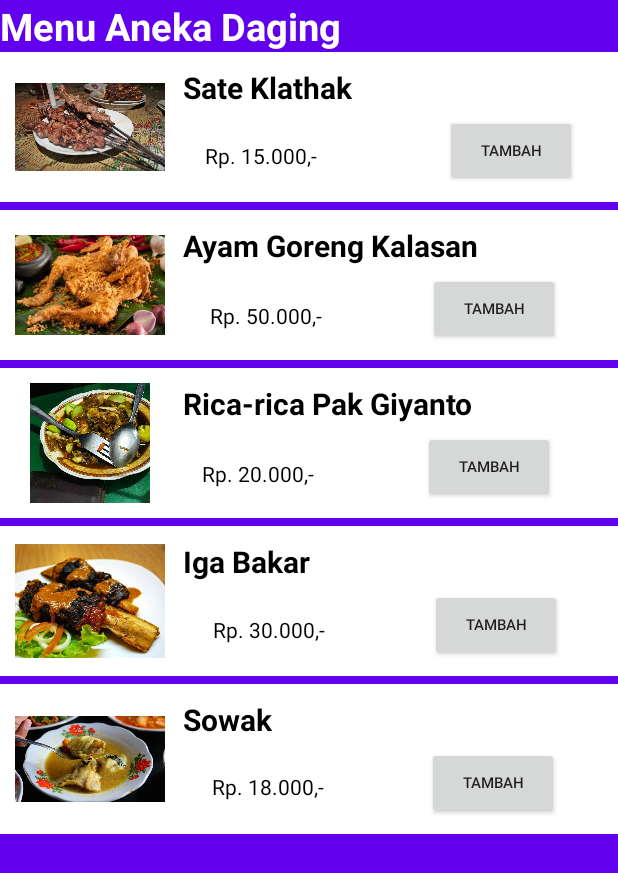
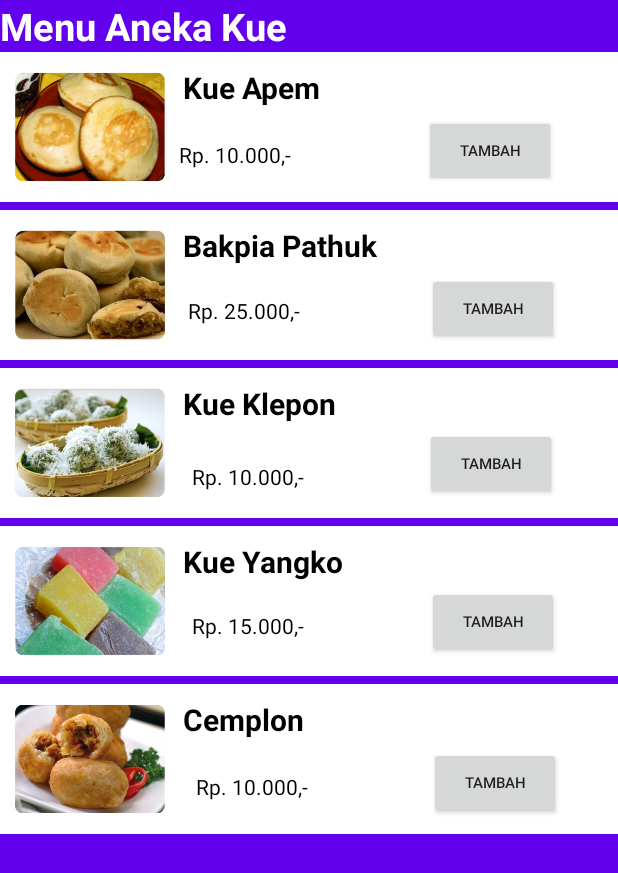
Before and after one commit to AndrianS0041/Jogjas-Culinary, an Android app: the layout activity_aneka_kue.xml on its own in the app's theme, with its tools: preview values and no code run, on a phone screen of 412 x 824 dp. Shown: the top 873 px of the screen. Run offline under Robolectric (Android 15) with nearby library versions, the phone set to English and light mode, and no system bars.

Commit message:
Jogjas-Culinary

```diff
--- a/app/src/main/AndroidManifest.xml
+++ b/app/src/main/AndroidManifest.xml
@@ -32,7 +32,8 @@
         <activity android:name=".Aneka_Mie" />
         <activity android:name=".Menu_Minuman" />
         <activity android:name=".aneka_nasi" />
-        <activity android:name=".aneka_daging"></activity>
+        <activity android:name=".aneka_daging" />
+        <activity android:name=".activity_aneka_kue"></activity>
     </application>
 
 </manifest>
--- a/app/src/main/java/com/jogjasculinary/jogjasculinary/MainActivity.java
+++ b/app/src/main/java/com/jogjasculinary/jogjasculinary/MainActivity.java
@@ -18,7 +18,7 @@ public class MainActivity extends AppCompatActivity {
     protected void onCreate(Bundle savedInstanceState) {
         super.onCreate(savedInstanceState);
         setContentView(R.layout.activity_main);
-2
+
         //getting bottom navigation view and attaching the listener
         BottomNavigationView bottomNav = findViewById(R.id.navigation);
         bottomNav.setOnNavigationItemSelectedListener(navListener);
--- /dev/null
+++ b/app/src/main/java/com/jogjasculinary/jogjasculinary/activity_aneka_kue.java
@@ -0,0 +1,13 @@
+package com.jogjasculinary.jogjasculinary;
+
+import android.support.v7.app.AppCompatActivity;
+import android.os.Bundle;
+
+public class activity_aneka_kue extends AppCompatActivity {
+
+    @Override
+    protected void onCreate(Bundle savedInstanceState) {
+        super.onCreate(savedInstanceState);
+        setContentView(R.layout.activity_aneka_kue);
+    }
+}
--- a/app/src/main/res/layout/activity_aneka_daging.xml
+++ b/app/src/main/res/layout/activity_aneka_kue.xml
@@ -1,76 +1,72 @@
 <?xml version="1.0" encoding="utf-8"?>
 <LinearLayout xmlns:android="http://schemas.android.com/apk/res/android"
-    xmlns:app="http://schemas.android.com/apk/res-auto"
-    xmlns:tools="http://schemas.android.com/tools"
     android:layout_width="match_parent"
     android:layout_height="match_parent"
-    tools:context=".aneka_daging"
     android:background="@color/design_default_color_primary"
     android:orientation="vertical">
 
     <TextView
-        android:id="@+id/daftar_aneka_daging"
+        android:id="@+id/daftar_kue"
         android:layout_width="wrap_content"
         android:layout_height="wrap_content"
-        android:text="Menu Aneka Daging"
+        android:text="Menu Aneka Kue"
         android:textSize="25dp"
         android:textStyle="bold"
         android:textColor="#fff"/>
 
     <RelativeLayout
-        android:id="@+id/daging1"
+        android:id="@+id/menu_kue"
         android:layout_width="match_parent"
         android:layout_height="wrap_content"
         android:layout_marginBottom="5dp"
         android:background="#fff"
-        android:padding="10dp"
-        tools:ignore="InvalidId">
+        android:padding="10dp">
 
         <ImageView
             android:id="@+id/imageView"
             android:layout_width="100dp"
             android:layout_height="80dp"
-            android:src="@drawable/Sate_Klathak" />
+            android:src="@drawable/kue_apem" />
 
         <TextView
-            android:id="@+id/nama_mie1"
+            android:id="@+id/nama_kue"
             android:layout_width="wrap_content"
             android:layout_height="wrap_content"
             android:layout_marginStart="12dp"
             android:layout_marginLeft="12dp"
             android:layout_toEndOf="@+id/imageView"
             android:layout_toRightOf="@+id/imageView"
-            android:text="Sate Klathak"
+            android:text="Kue Apem"
             android:textColor="@color/black"
             android:textSize="20sp"
             android:textStyle="bold" />
 
         <TextView
-            android:id="@+id/harga_daging1"
+            android:id="@+id/harga_kue"
             android:layout_width="wrap_content"
             android:layout_height="wrap_content"
             android:layout_alignBottom="@+id/imageView"
-            android:layout_marginLeft="-103dp"
-            android:layout_marginBottom="11dp"
-            android:layout_toRightOf="@+id/nama_mie1"
+            android:layout_marginLeft="-99dp"
+            android:layout_marginBottom="12dp"
+            android:layout_toRightOf="@+id/nama_kue"
             android:layout_weight="1"
             android:paddingLeft="5dp"
-            android:text="Rp. 15.000,-"
+            android:text="Rp. 10.000,-"
             android:textColor="@color/black" />
 
         <Button
             android:layout_width="wrap_content"
             android:layout_height="wrap_content"
             android:layout_alignBottom="@+id/imageView"
-            android:layout_marginStart="62dp"
+            android:layout_marginStart="69dp"
             android:layout_marginBottom="0dp"
-            android:layout_toEndOf="@+id/nama_mie1"
+            android:layout_toEndOf="@+id/nama_kue"
             android:text="TAMBAH"
             android:textSize="10dp" />
 
     </RelativeLayout>
     <RelativeLayout
-        android:id="@+id/daging2"
+        android:id="@+id/menu_kue2"
         android:layout_width="match_parent"
         android:layout_height="wrap_content"
         android:layout_marginBottom="5dp"
@@ -81,47 +77,48 @@
             android:id="@+id/imageView2"
             android:layout_width="100dp"
             android:layout_height="80dp"
-            android:src="@drawable/Ayam_Kalasan" />
+            android:src="@drawable/bakpia_pathuk" />
 
         <TextView
-            android:id="@+id/nama_mie2"
+            android:id="@+id/nama_kue2"
             android:layout_width="wrap_content"
             android:layout_height="wrap_content"
             android:layout_marginStart="12dp"
             android:layout_marginLeft="12dp"
             android:layout_toEndOf="@+id/imageView2"
             android:layout_toRightOf="@+id/imageView2"
-            android:text="Ayam Goreng Kalasan"
+            android:text="Bakpia Pathuk"
             android:textColor="@color/black"
             android:textSize="20sp"
             android:textStyle="bold" />
 
         <TextView
-            android:id="@+id/harga_daging2"
+            android:id="@+id/harga_kue2"
             android:layout_width="wrap_content"
             android:layout_height="wrap_content"
             android:layout_alignBottom="@+id/imageView2"
-            android:layout_marginLeft="-184dp"
-            android:layout_marginBottom="10dp"
-            android:layout_toRightOf="@+id/nama_mie2"
+            android:layout_marginLeft="-131dp"
+            android:layout_marginBottom="13dp"
+            android:layout_toRightOf="@+id/nama_kue2"
             android:layout_weight="1"
             android:paddingLeft="5dp"
-            android:text="Rp. 50.000,-"
+            android:text="Rp. 25.000,-"
             android:textColor="@color/black" />
 
         <Button
             android:layout_width="wrap_content"
             android:layout_height="wrap_content"
             android:layout_alignBottom="@+id/imageView2"
-            android:layout_marginStart="-33dp"
+            android:layout_marginStart="33dp"
             android:layout_marginBottom="0dp"
-            android:layout_toEndOf="@+id/nama_mie2"
+            android:layout_toEndOf="@+id/nama_kue2"
             android:text="TAMBAH"
             android:textSize="10dp" />
 
     </RelativeLayout>
+
     <RelativeLayout
-        android:id="@+id/daging3"
+        android:id="@+id/menu_kue3"
         android:layout_width="match_parent"
         android:layout_height="wrap_content"
         android:layout_marginBottom="5dp"
@@ -132,47 +129,47 @@
             android:id="@+id/imageView3"
             android:layout_width="100dp"
             android:layout_height="80dp"
-            android:src="@drawable/rica_rica" />
+            android:src="@drawable/kue_klepon" />
 
         <TextView
-            android:id="@+id/nama_mie3"
+            android:id="@+id/nama_kue3"
             android:layout_width="wrap_content"
             android:layout_height="wrap_content"
             android:layout_marginStart="12dp"
             android:layout_marginLeft="12dp"
             android:layout_toEndOf="@+id/imageView3"
             android:layout_toRightOf="@+id/imageView3"
-            android:text="Rica-rica Pak Giyanto"
+            android:text="Kue Klepon"
             android:textColor="@color/black"
             android:textSize="20sp"
             android:textStyle="bold" />
 
         <TextView
-            android:id="@+id/harga_daging3"
+            android:id="@+id/harga_kue3"
             android:layout_width="wrap_content"
             android:layout_height="wrap_content"
             android:layout_alignBottom="@+id/imageView3"
-            android:layout_marginLeft="-186dp"
-            android:layout_marginBottom="10dp"
-            android:layout_toRightOf="@+id/nama_mie3"
+            android:layout_marginLeft="-101dp"
+            android:layout_marginBottom="8dp"
+            android:layout_toRightOf="@+id/nama_kue3"
             android:layout_weight="1"
             android:paddingLeft="5dp"
-            android:text="Rp. 20.000,-"
+            android:text="Rp. 10.000,-"
             android:textColor="@color/black" />
 
         <Button
             android:layout_width="wrap_content"
             android:layout_height="wrap_content"
             android:layout_alignBottom="@+id/imageView3"
-            android:layout_marginStart="-33dp"
-            android:layout_marginBottom="0dp"
-            android:layout_toEndOf="@+id/nama_mie3"
+            android:layout_marginStart="59dp"
+            android:layout_marginBottom="2dp"
+            android:layout_toEndOf="@+id/nama_kue3"
             android:text="TAMBAH"
             android:textSize="10dp" />
 
     </RelativeLayout>
     <RelativeLayout
-        android:id="@+id/daging4"
+        android:id="@+id/menu_kue4"
         android:layout_width="match_parent"
         android:layout_height="wrap_content"
         android:layout_marginBottom="5dp"
@@ -183,47 +180,47 @@
             android:id="@+id/imageView4"
             android:layout_width="100dp"
             android:layout_height="80dp"
-            android:src="@drawable/Iga_Bakar" />
+            android:src="@drawable/kue_yangko" />
 
         <TextView
-            android:id="@+id/nama_mie4"
+            android:id="@+id/nama_kue4"
             android:layout_width="wrap_content"
             android:layout_height="wrap_content"
             android:layout_marginStart="12dp"
             android:layout_marginLeft="12dp"
             android:layout_toEndOf="@+id/imageView4"
             android:layout_toRightOf="@+id/imageView4"
-            android:text="Iga Bakar"
+            android:text="Kue Yangko"
             android:textColor="@color/black"
             android:textSize="20sp"
             android:textStyle="bold" />
 
         <TextView
-            android:id="@+id/harga_daging4"
+            android:id="@+id/harga_kue4"
             android:layout_width="wrap_content"
             android:layout_height="wrap_content"
             android:layout_alignBottom="@+id/imageView4"
-            android:layout_marginLeft="-70dp"
-            android:layout_marginBottom="11dp"
-            android:layout_toRightOf="@+id/nama_mie4"
+            android:layout_marginLeft="-106dp"
+            android:layout_marginBottom="14dp"
+            android:layout_toRightOf="@+id/nama_kue4"
             android:layout_weight="1"
             android:paddingLeft="5dp"
-            android:text="Rp. 30.000,-"
+            android:text="Rp. 15.000,-"
             android:textColor="@color/black" />
 
         <Button
             android:layout_width="wrap_content"
             android:layout_height="wrap_content"
             android:layout_alignBottom="@+id/imageView4"
-            android:layout_marginStart="80dp"
-            android:layout_marginBottom="0dp"
-            android:layout_toEndOf="@+id/nama_mie4"
+            android:layout_marginStart="56dp"
+            android:layout_marginBottom="2dp"
+            android:layout_toEndOf="@+id/nama_kue4"
             android:text="TAMBAH"
             android:textSize="10dp" />
 
     </RelativeLayout>
     <RelativeLayout
-        android:id="@+id/daging5"
+        android:id="@+id/menu_kue5"
         android:layout_width="match_parent"
         android:layout_height="wrap_content"
         android:layout_marginBottom="5dp"
@@ -234,44 +231,43 @@
             android:id="@+id/imageView5"
             android:layout_width="100dp"
             android:layout_height="80dp"
-            android:src="@drawable/Sowak" />
+            android:src="@drawable/cemplon" />
 
         <TextView
-            android:id="@+id/nama_mie5"
+            android:id="@+id/nama_kue5"
             android:layout_width="wrap_content"
             android:layout_height="wrap_content"
             android:layout_marginStart="12dp"
             android:layout_marginLeft="12dp"
             android:layout_toEndOf="@+id/imageView5"
             android:layout_toRightOf="@+id/imageView5"
-            android:text="Sowak"
+            android:text="Cemplon"
             android:textColor="@color/black"
             android:textSize="20sp"
             android:textStyle="bold" />
 
         <TextView
-            android:id="@+id/harga_daging5"
+            android:id="@+id/harga_kue5"
             android:layout_width="wrap_content"
             android:layout_height="wrap_content"
             android:layout_alignBottom="@+id/imageView5"
-            android:layout_marginLeft="-45dp"
+            android:layout_marginLeft="-77dp"
             android:layout_marginBottom="12dp"
-            android:layout_toRightOf="@+id/nama_mie5"
+            android:layout_toRightOf="@+id/nama_kue5"
             android:layout_weight="1"
             android:paddingLeft="5dp"
-            android:text="Rp. 18.000,-"
+            android:text="Rp. 10.000,-"
             android:textColor="@color/black" />
 
         <Button
             android:layout_width="wrap_content"
             android:layout_height="wrap_content"
             android:layout_alignBottom="@+id/imageView5"
-            android:layout_marginStart="103dp"
+            android:layout_marginStart="83dp"
             android:layout_marginBottom="0dp"
-            android:layout_toEndOf="@+id/nama_mie5"
+            android:layout_toEndOf="@+id/nama_kue5"
             android:text="TAMBAH"
             android:textSize="10dp" />
 
     </RelativeLayout>
-
 </LinearLayout>
--- a/app/src/main/res/layout/activity_aneka_nasi.xml
+++ b/app/src/main/res/layout/activity_aneka_nasi.xml
@@ -29,7 +29,7 @@
             android:id="@+id/imageView"
             android:layout_width="100dp"
             android:layout_height="80dp"
-            android:src="@drawable/Nasi_Gudeg" />
+            android:src="@drawable/nasi_gudeg" />
 
         <TextView
             android:id="@+id/nama_mie1"
@@ -80,7 +80,7 @@
             android:id="@+id/imageView2"
             android:layout_width="100dp"
             android:layout_height="80dp"
-            android:src="@drawable/Soto_Bathok" />
+            android:src="@drawable/soto_bathok" />
 
         <TextView
             android:id="@+id/nama_mie2"
@@ -131,7 +131,7 @@
             android:id="@+id/imageView3"
             android:layout_width="100dp"
             android:layout_height="80dp"
-            android:src="@drawable/Nasi_Mercon" />
+            android:src="@drawable/nasi_mercon" />
 
         <TextView
             android:id="@+id/nama_mie3"
@@ -182,7 +182,7 @@
             android:id="@+id/imageView4"
             android:layout_width="100dp"
             android:layout_height="80dp"
-            android:src="@drawable/Nasi_Kucing" />
+            android:src="@drawable/nasi_kucing" />
 
         <TextView
             android:id="@+id/nama_mie4"
@@ -233,7 +233,7 @@
             android:id="@+id/imageView5"
             android:layout_width="100dp"
             android:layout_height="80dp"
-            android:src="@drawable/Nasi_Bakar" />
+            android:src="@drawable/nasi_bakar" />
 
         <TextView
             android:id="@+id/nama_mie5"
```
Also changed, not shown: app/src/main/res/drawable/ayam_kalasan.jpg (renamed from app/src/main/res/drawable/Ayam_Kalasan.jpg), app/src/main/res/drawable/bakpia_pathuk.png (added), app/src/main/res/drawable/cemplon.png (added), app/src/main/res/drawable/iga_bakar.jpg (renamed from app/src/main/res/drawable/Iga_Bakar.jpg), app/src/main/res/drawable/kue_apem.png (added), app/src/main/res/drawable/kue_klepon.png (added), app/src/main/res/drawable/kue_yangko.png (added), app/src/main/res/drawable/nasi_bakar.jpg (renamed from app/src/main/res/drawable/Nasi_Bakar.jpg), app/src/main/res/drawable/nasi_gudeg.jpg (renamed from app/src/main/res/drawable/Nasi_Gudeg.jpg), app/src/main/res/drawable/nasi_kucing.jpg (renamed from app/src/main/res/drawable/Nasi_Kucing.jpg), app/src/main/res/drawable/nasi_mercon.jpg (renamed from app/src/main/res/drawable/Nasi_Mercon.jpg), app/src/main/res/drawable/sate_klathak.jpg (renamed from app/src/main/res/drawable/Sate_Klathak.jpg), app/src/main/res/drawable/soto_bathok.jpg (renamed from app/src/main/res/drawable/Soto_Bathok.jpg), app/src/main/res/drawable/sowak.jpg (renamed from app/src/main/res/drawable/Sowak.jpg).
